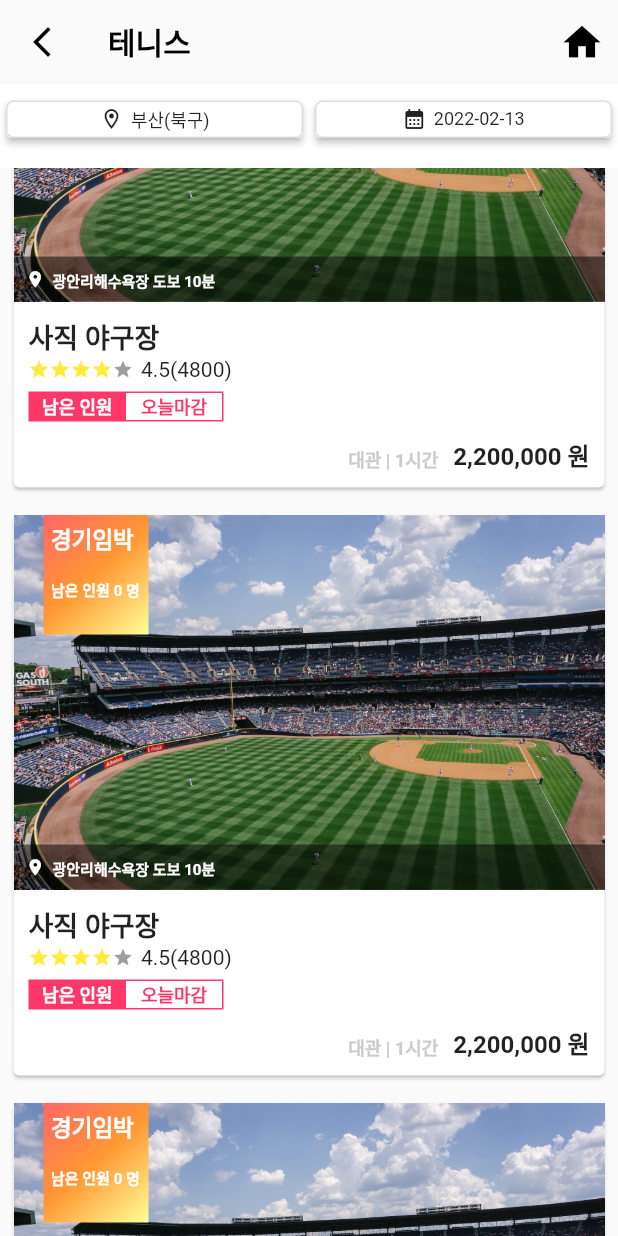
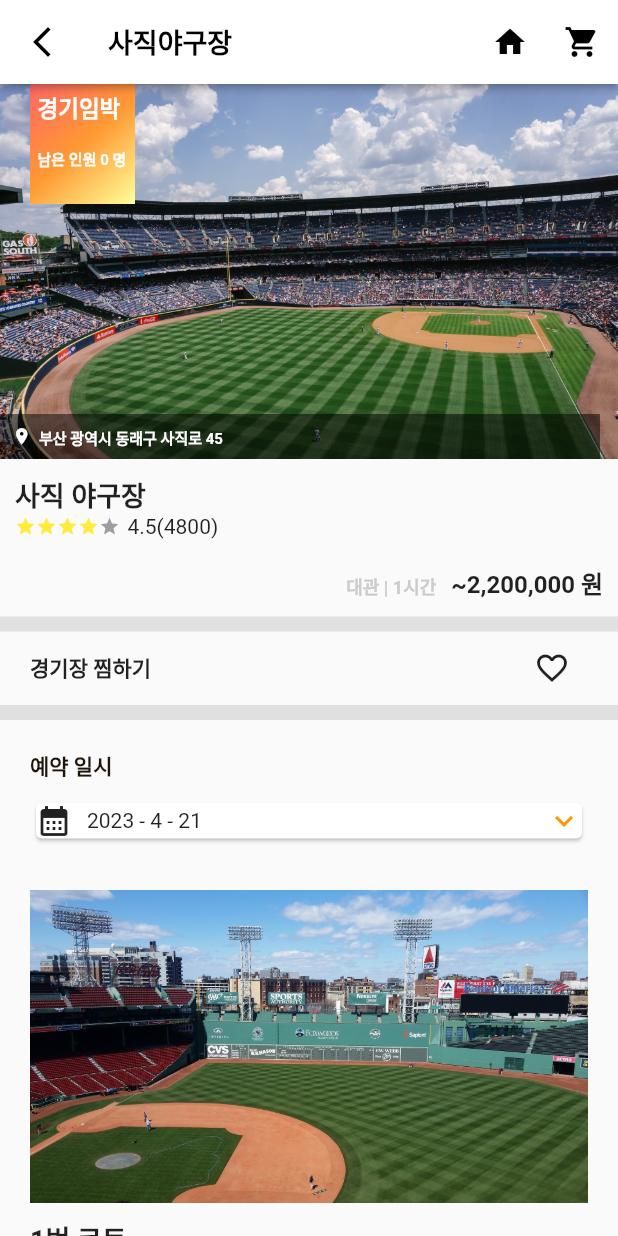
Before and after one commit to WhyAreYouSoMad/sporting_app, a Flutter app: the StadiumListPage screen opened directly, scrolled down 576 dp, after a tap on "광안리해수욕장 도보 10분", on a phone screen of 412 x 824 dp. Run offline on Flutter 3.47's test engine with Material 2 defaults, Android fonts, the phone set to English and light mode, and no system bars; our stand-ins replace curved_navigation_bar, validators.

Commit message:
GFP-68 경기장 상세 페이지 리팩토링 완료

```diff
--- /dev/null
+++ b/lib/view/components/my_favorite_button.dart
@@ -0,0 +1,28 @@
+import 'package:flutter/material.dart';
+
+
+class MyFavoriteButton extends StatefulWidget {
+  const MyFavoriteButton({Key? key}) : super(key: key);
+
+  @override
+  _MyFavoriteButtonState createState() => _MyFavoriteButtonState();
+}
+
+class _MyFavoriteButtonState extends State<MyFavoriteButton> {
+  bool _isFavorite = false;
+
+  void _toggleFavorite() {
+    setState(() {
+      _isFavorite = !_isFavorite;
+    });
+  }
+
+  @override
+  Widget build(BuildContext context) {
+    return IconButton(
+      onPressed: _toggleFavorite,
+      icon: _isFavorite ? Icon(Icons.favorite) : Icon(Icons.favorite_border_outlined),
+      color: _isFavorite ? Colors.red : null,
+    );
+  }
+}
--- a/lib/view/components/my_image_container.dart
+++ b/lib/view/components/my_image_container.dart
@@ -18,6 +18,8 @@ class MyImageContainer extends StatelessWidget {
       this.hasSticky = false,
       this.hasUnderBlock = false})
       : super(key: key);
+
+
 
   @override
   Widget build(BuildContext context) {
--- a/lib/view/components/my_sliver_divider.dart
+++ b/lib/view/components/my_sliver_divider.dart
@@ -14,10 +14,8 @@ class MySliverDivider extends StatelessWidget {
 
   @override
   Widget build(BuildContext context) {
-    return SliverList(
-      delegate: SliverChildListDelegate(
-        [
-          Padding(
+    return SliverToBoxAdapter(
+      child: Padding(
         padding: EdgeInsets.only(top: topPadding),
         child: Column(
           children: [
@@ -29,8 +27,6 @@ class MySliverDivider extends StatelessWidget {
           ],
         ),
       ),
-        ],
-      ),
     );
   }
 }
--- a/lib/view/pages/stadium/stadium_list/components/stadium_list_item.dart
+++ b/lib/view/components/my_stadium_item.dart
@@ -3,31 +3,37 @@ import 'package:sporting_app/core/constants/my_colors.dart';
 import 'package:sporting_app/view/components/my_image_container.dart';
 import 'package:sporting_app/view/components/my_rating_star.dart';
 
-class StadiumListItem extends StatelessWidget {
+class MyStadiumItem extends StatelessWidget {
   final String stadiumName;
   final String price;
   final String location;
   final String stadiumPic;
   final bool hasEvent;
   final bool hasSticky;
+  final GestureTapCallback? onTab;
+  final bool iscard;
 
-  const StadiumListItem({
+  const MyStadiumItem({
     required this.price,
     required this.stadiumName,
     required this.location,
     required this.stadiumPic,
+    this.onTab,
     this.hasEvent = false,
     this.hasSticky = true,
+    this.iscard = false,
     Key? key,
   }) : super(key: key);
 
   @override
   Widget build(BuildContext context) {
-    return Column(
-      children: [
-        Card(
+    return iscard? _buildIsCard() : _buildIsNotCard();
+  }
+
+  Widget _buildIsCard() {
+    return Card(
       child: InkWell(
-            onTap: () {},
+        onTap: onTab,
         child: Column(
           children: [
             MyImageContainer(
@@ -43,7 +49,22 @@ class StadiumListItem extends StatelessWidget {
           ],
         ),
       ),
+    );
+  }
+
+  Widget _buildIsNotCard() {
+    return Column(
+      children: [
+        MyImageContainer(
+          image: stadiumPic,
+          hasSticky: hasSticky,
+          hasUnderBlock: true,
+          imageHeight: 250,
+          empty: 0,
+          location: location,
         ),
+        _buildContent(),
+        _buildPriceTab(),
       ],
     );
   }
--- /dev/null
+++ b/lib/view/pages/stadium/stadium_detail/components/stadium_detail_body.dart
@@ -0,0 +1,45 @@
+import 'package:flutter/material.dart';
+import 'package:sporting_app/view/components/my_sliver_divider.dart';
+import 'package:sporting_app/view/pages/stadium/stadium_detail/components/stadium_detail_calendar.dart';
+import 'package:sporting_app/view/pages/stadium/stadium_detail/components/stadium_detail_court_item.dart';
+import 'package:sporting_app/view/pages/stadium/stadium_detail/components/stadium_detail_favorite.dart';
+import 'package:sporting_app/view/components/my_stadium_item.dart';
+
+class StadiumDetailBody extends StatelessWidget {
+  const StadiumDetailBody({Key? key}) : super(key: key);
+
+  @override
+  Widget build(BuildContext context) {
+    return CustomScrollView(
+      slivers: [
+        const SliverToBoxAdapter(
+          child: MyStadiumItem(
+            stadiumName: "사직 야구장",
+            stadiumPic: "assets/images/stadiums/baseballpark.jpg",
+            location: "부산 광역시 동래구 사직로 45",
+            price: "~2,200,000",
+          ),
+        ),
+        const MySliverDivider(topPadding: 10, thickness: 10),
+        const SliverToBoxAdapter(child: Padding(
+          padding: EdgeInsets.symmetric(horizontal: 20),
+          child: StadiumDetailFavorite(),
+        )),
+        const MySliverDivider(topPadding: 10, thickness: 10),
+        const SliverToBoxAdapter(
+          child: Padding(
+            padding: EdgeInsets.all(20),
+            child: StadiumDetailCalendar(),
+          ),
+        ),
+        SliverList(
+          delegate: SliverChildBuilderDelegate(
+            (context, index) {
+              return const StadiumDetailCourtItem();
+            },
+          ),
+        ),
+      ],
+    );
+  }
+}
--- /dev/null
+++ b/lib/view/pages/stadium/stadium_detail/components/stadium_detail_calendar.dart
@@ -0,0 +1,82 @@
+import 'package:flutter/material.dart';
+import 'package:sporting_app/core/constants/my_colors.dart';
+
+class StadiumDetailCalendar extends StatefulWidget {
+  const StadiumDetailCalendar({Key? key}) : super(key: key);
+
+  @override
+  State<StadiumDetailCalendar> createState() => _StadiumDetailCalendarState();
+}
+
+class _StadiumDetailCalendarState extends State<StadiumDetailCalendar> {
+  DateTime selectedDate = DateTime.now();
+
+  @override
+  Widget build(BuildContext context) {
+    return Column(
+      mainAxisAlignment: MainAxisAlignment.start,
+      crossAxisAlignment: CrossAxisAlignment.start,
+      children: [
+        const Text(
+          "예약 일시",
+          style: TextStyle(fontWeight: FontWeight.bold, color: kTextColor),
+        ),
+        const SizedBox(height: 10),
+        Card(
+          shadowColor: kGrayColor,
+          child: InkWell(
+            onTap: () async {
+              final DateTime picked = await showDialog(
+                context: context,
+                builder: (BuildContext context) {
+                  return Align(
+                    alignment: Alignment.center,
+                    child: _buildCalenderModal(),
+                  );
+                },
+              );
+              if (picked != selectedDate) {
+                setState(
+                  () {
+                    selectedDate = picked;
+                  },
+                );
+              }
+            },
+            child: Row(
+              mainAxisAlignment: MainAxisAlignment.spaceBetween,
+              children: [
+                Row(
+                  children: [
+                    const Icon(Icons.calendar_month),
+                    const SizedBox(width: 10),
+                    Text(
+                        "${selectedDate.year} - ${selectedDate.month} - ${selectedDate.day}"),
+                  ],
+                ),
+                const Icon(Icons.keyboard_arrow_down, color: Colors.orange),
+              ],
+            ),
+          ),
+        ),
+      ],
+    );
+  }
+
+  Container _buildCalenderModal() {
+    return Container(
+      decoration: const BoxDecoration(
+        image: DecorationImage(
+          image: AssetImage("assets/login.png"),
+          fit: BoxFit.cover,
+        ),
+      ),
+      height: 700,
+      child: DatePickerDialog(
+        initialDate: selectedDate,
+        firstDate: DateTime.now().subtract(const Duration(days: 3600)),
+        lastDate: DateTime.now().add(const Duration(days: 365)),
+      ),
+    );
+  }
+}
--- /dev/null
+++ b/lib/view/pages/stadium/stadium_detail/components/stadium_detail_court_item.dart
@@ -0,0 +1,73 @@
+import 'package:flutter/material.dart';
+import 'package:sporting_app/core/constants/my_colors.dart';
+import 'package:sporting_app/view/pages/stadium/stadium_detail/components/stadium_detail_court_item_button.dart';
+
+class StadiumDetailCourtItem extends StatelessWidget {
+
+  const StadiumDetailCourtItem({Key? key}) : super(key: key);
+
+  @override
+  Widget build(BuildContext context) {
+    return Padding(
+      padding: const EdgeInsets.symmetric(horizontal: 20, vertical: 10),
+      child: Column(
+        mainAxisAlignment: MainAxisAlignment.start,
+        crossAxisAlignment: CrossAxisAlignment.start,
+        children: [
+          Image.asset("assets/images/courts/as1.jpg"),
+          const SizedBox(height: 10),
+          const Text(
+            "1번 코트",
+            style: TextStyle(fontWeight: FontWeight.bold, fontSize: 18),
+          ),
+          const SizedBox(height: 5),
+          const Row(
+            mainAxisAlignment: MainAxisAlignment.spaceBetween,
+            children: [
+              Text(
+                "넓고 깨끗한 코트",
+                style:
+                    TextStyle(fontWeight: FontWeight.w200, color: kTextColor),
+              ),
+              Text(
+                "최대 30인 수용",
+                style:
+                    TextStyle(fontWeight: FontWeight.bold, color: kTextColor),
+              ),
+            ],
+          ),
+          const SizedBox(height: 5),
+          const Row(
+            mainAxisAlignment: MainAxisAlignment.spaceBetween,
+            children: [
+              Text(
+                "1시간 대여",
+                style: TextStyle(
+                    fontWeight: FontWeight.bold,
+                    fontSize: 15,
+                    color: kTextColor),
+              ),
+              Text(
+                "2,000,000 원",
+                style: TextStyle(
+                    fontSize: 20,
+                    fontWeight: FontWeight.bold,
+                    color: kTextColor),
+              ),
+            ],
+          ),
+          const SizedBox(height: 15),
+          SizedBox(
+            height: 80,
+            width: double.infinity,
+            child: ListView(
+              scrollDirection: Axis.horizontal,
+              children: List.generate(5, (index) => const StadiumDetailCourtItemButton()),
+            ),
+          ),
+          const Divider(thickness: 1),
+        ],
+      ),
+    );
+  }
+}
--- /dev/null
+++ b/lib/view/pages/stadium/stadium_detail/components/stadium_detail_court_item_button.dart
@@ -0,0 +1,64 @@
+import 'package:flutter/material.dart';
+import 'package:sporting_app/core/constants/my_colors.dart';
+
+class StadiumDetailCourtItemButton extends StatelessWidget {
+  const StadiumDetailCourtItemButton({Key? key}) : super(key: key);
+
+  @override
+  Widget build(BuildContext context) {
+    return Column(
+      children: [
+        Card(
+          borderOnForeground: false,
+          shape: RoundedRectangleBorder(
+            side: const BorderSide(color: Colors.orange, width: 1),
+            borderRadius: BorderRadius.circular(8),
+          ),
+          elevation: 0,
+          child: InkWell(
+            onTap: () {},
+            child: Column(
+              mainAxisAlignment: MainAxisAlignment.center,
+              crossAxisAlignment: CrossAxisAlignment.center,
+              children: [
+                Container(
+                  decoration: BoxDecoration(
+                    borderRadius: BorderRadius.circular(5.0),
+                    color: Colors.orange,
+                  ),
+                  width: 80,
+                  height: 35,
+                  // color: Colors.orange,
+                  child: const Center(
+                    child: Text(
+                      "오전 10:00",
+                      textAlign: TextAlign.center,
+                      style: TextStyle(
+                          color: kWhiteColor,
+                          fontSize: 15,
+                          fontWeight: FontWeight.bold),
+                    ),
+                  ),
+                ),
+                Container(
+                  height: 24,
+                  width: 80,
+                  child: const Center(
+                    child: Text(
+                      "남은 자리 2",
+                      style: TextStyle(
+                        color: Colors.orange,
+                        fontWeight: FontWeight.bold,
+                      ),
+                      textAlign: TextAlign.center,
+                    ),
+                  ),
+                ),
+              ],
+            ),
+          ),
+        )
+      ],
+    );
+  }
+}
--- /dev/null
+++ b/lib/view/pages/stadium/stadium_detail/components/stadium_detail_favorite.dart
@@ -0,0 +1,22 @@
+import 'package:flutter/material.dart';
+import 'package:sporting_app/view/components/my_favorite_button.dart';
+
+class StadiumDetailFavorite extends StatelessWidget {
+  const StadiumDetailFavorite({Key? key}) : super(key: key);
+
+  @override
+  Widget build(BuildContext context) {
+    return const Row(
+      mainAxisAlignment: MainAxisAlignment.spaceBetween,
+      children: [
+        Text(
+          "경기장 찜하기",
+          style: TextStyle(
+            fontWeight: FontWeight.bold,
+          ),
+        ),
+        MyFavoriteButton(),
+      ],
+    );
+  }
+}
--- a/lib/view/pages/stadium/stadium_detail/stadium_detail.dart
+++ /dev/null
@@ -1,10 +0,0 @@
-import 'package:flutter/material.dart';
-
-class StadiumDetail extends StatelessWidget {
-  const StadiumDetail({Key? key}) : super(key: key);
-
-  @override
-  Widget build(BuildContext context) {
-    return const Placeholder();
-  }
-}
--- /dev/null
+++ b/lib/view/pages/stadium/stadium_detail/stadium_detail_page.dart
@@ -0,0 +1,57 @@
+import 'package:flutter/material.dart';
+import 'package:sporting_app/core/constants/my_colors.dart';
+import 'package:sporting_app/view/pages/stadium/stadium_detail/components/stadium_detail_body.dart';
+
+class StadiumDetailPage extends StatefulWidget {
+  StadiumDetailPage({Key? key}) : super(key: key);
+
+  @override
+  State<StadiumDetailPage> createState() => _StadiumDetailPageState();
+}
+
+class _StadiumDetailPageState extends State<StadiumDetailPage> {
+  final bool _isChecked = true;
+  DateTime selectedDate = DateTime.now();
+
+  @override
+  Widget build(BuildContext context) {
+    return SafeArea(
+      child: Scaffold(
+        appBar: _detailAppbar(context),
+        body: const StadiumDetailBody(),
+      ),
+    );
+  }
+
+  AppBar _detailAppbar(BuildContext context) {
+    return AppBar(
+      automaticallyImplyLeading: false,
+      backgroundColor: kWhiteColor,
+      leading: IconButton(
+        icon: const Icon(Icons.arrow_back_ios_new, color: Colors.black),
+        onPressed: () {
+          Navigator.of(context).pop();
+        },
+      ),
+      elevation: 2,
+      title: const Text(
+        "사직야구장",
+        style: TextStyle(
+          fontWeight: FontWeight.bold,
+          fontSize: 18,
+          color: Colors.black,
+        ),
+      ),
+      actions: [
+        IconButton(
+          onPressed: () {},
+          icon: const Icon(Icons.home, color: Colors.black),
+        ),
+        IconButton(
+          onPressed: () {},
+          icon: const Icon(Icons.shopping_cart, color: Colors.black),
+        ),
+      ],
+    );
+  }
+}
--- a/lib/view/pages/stadium/stadium_list/components/stadium_list_body.dart
+++ b/lib/view/pages/stadium/stadium_list/components/stadium_list_body.dart
@@ -1,6 +1,7 @@
 import 'package:flutter/material.dart';
+import 'package:sporting_app/view/pages/stadium/stadium_detail/stadium_detail_page.dart';
 import 'package:sporting_app/view/pages/stadium/stadium_list/components/stadium_list_header.dart';
-import 'package:sporting_app/view/pages/stadium/stadium_list/components/stadium_list_item.dart';
+import 'package:sporting_app/view/components/my_stadium_item.dart';
 
 class StadiumListBody extends StatelessWidget {
   const StadiumListBody({Key? key}) : super(key: key);
@@ -13,14 +14,23 @@ class StadiumListBody extends StatelessWidget {
         SliverList(
           delegate: SliverChildBuilderDelegate(
             (context, index) {
-              return const Padding(
-                padding: EdgeInsets.all(5),
-                child: StadiumListItem(
-                    price: "2,200,000",
-                    stadiumName: "사직 야구장",
-                    location: "광안리해수욕장 도보 10분",
-                    stadiumPic: "assets/images/stadiums/baseballpark.jpg",
-                hasEvent: true,),
+              return Padding(
+                padding: const EdgeInsets.all(5),
+                child: MyStadiumItem(
+                  price: "2,200,000",
+                  stadiumName: "사직 야구장",
+                  location: "광안리해수욕장 도보 10분",
+                  stadiumPic: "assets/images/stadiums/baseballpark.jpg",
+                  hasEvent: true,
+                  iscard: true,
+                  onTab: () {
+                    Navigator.push(
+                      context,
+                      MaterialPageRoute(
+                          builder: (context) => StadiumDetailPage()),
+                    );
+                  },
+                ),
               );
             },
           ),
--- a/pubspec.yaml
+++ b/pubspec.yaml
@@ -67,6 +67,7 @@ flutter:
   uses-material-design: true
 
   assets:
+    - assets/images/courts/
     - assets/images/sport_categories/
     - assets/images/news/
     - assets/images/oauth/
```
Also changed, not shown: assets/images/courts/as1.jpg (renamed from assets/as1.jpg). Lines whose indentation alone changed are shown as unchanged.
